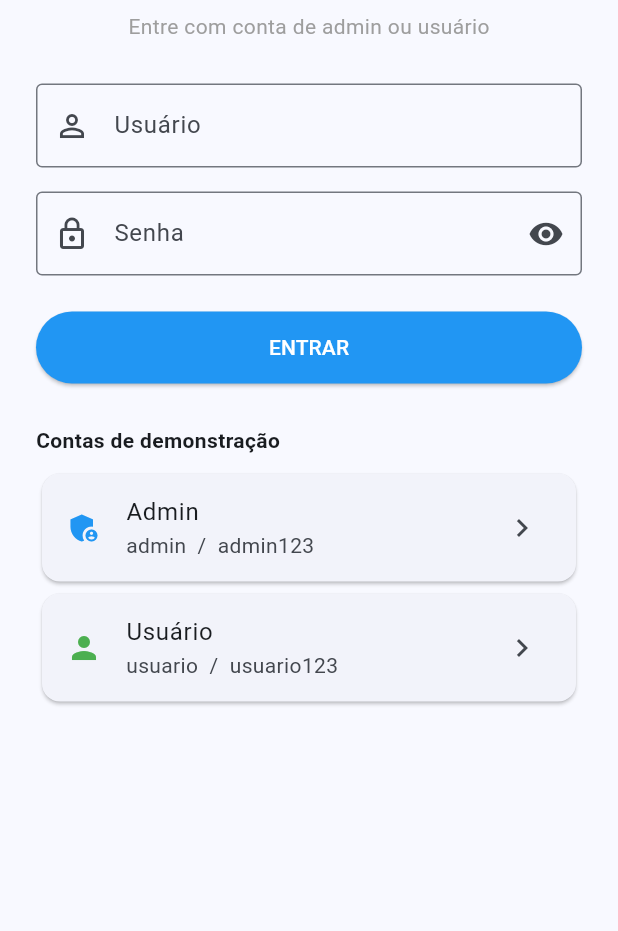
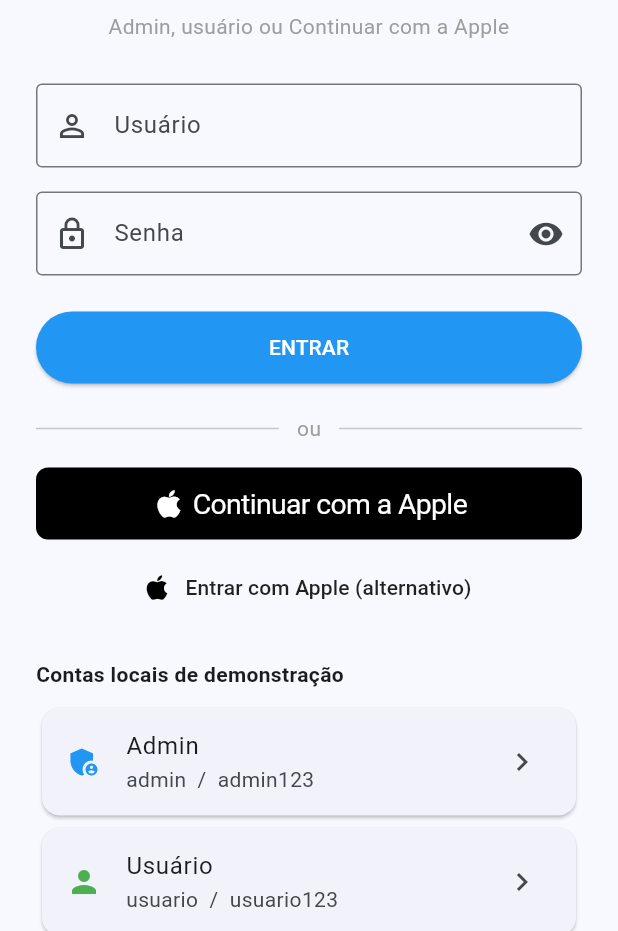
Before and after one commit to allancordoba2-crypto/painel-aplicativos, a Flutter app: the screen it shows after launch, on a phone screen of 412 x 824 dp, the part 305-1236 px from its top. Run offline on Flutter 3.47's test engine with Material 3 defaults, Android fonts, the phone set to English and light mode, and no system bars; drawn by our look-alikes of sign_in_with_apple.

Commit message:
feat(auth): adicionar login com Apple (Sign in with Apple)

```diff
--- a/painel_aplicativos/lib/auth_service.dart
+++ b/painel_aplicativos/lib/auth_service.dart
@@ -1,37 +1,108 @@
-/// Serviço de autenticação em memória (simula tabela de usuários).
+import 'package:flutter/foundation.dart';
+import 'package:sign_in_with_apple/sign_in_with_apple.dart';
+
+/// Serviço de autenticação em memória (usuário/senha + Apple).
 class AuthService {
-  /// Tabela de usuários: login, senha e papel (admin | usuario).
   static final List<Map<String, String>> tabelaUsuarios = [
     {
       'usuario': 'admin',
       'senha': 'admin123',
       'nome': 'Administrador',
       'papel': 'admin',
+      'provedor': 'local',
     },
     {
       'usuario': 'usuario',
       'senha': 'usuario123',
       'nome': 'Usuário Padrão',
       'papel': 'usuario',
+      'provedor': 'local',
     },
   ];
 
-  /// Sessão atual (após login bem-sucedido).
   static Map<String, String>? sessaoAtual;
 
-  /// Tenta autenticar. Retorna o usuário se ok, senão null.
   Map<String, String>? login(String usuario, String senha) {
     final u = usuario.trim();
     final s = senha;
     for (final row in tabelaUsuarios) {
       if (row['usuario'] == u && row['senha'] == s) {
         sessaoAtual = Map<String, String>.from(row);
-        // Não expõe a senha na sessão
         sessaoAtual!.remove('senha');
         return sessaoAtual;
       }
     }
     return null;
+  }
+
+  /// Login com Apple (Sign in with Apple).
+  Future<Map<String, String>?> loginComApple({bool permitirDemo = true}) async {
+    try {
+      final disponivel = await SignInWithApple.isAvailable();
+      if (!disponivel) {
+        if (permitirDemo) {
+          return _criarSessaoAppleDemo(
+            motivo: 'Sign in with Apple indisponível neste dispositivo',
+          );
+        }
+        return null;
+      }
+
+      final credential = await SignInWithApple.getAppleIDCredential(
+        scopes: [
+          AppleIDAuthorizationScopes.email,
+          AppleIDAuthorizationScopes.fullName,
+        ],
+      );
+
+      final userId = credential.userIdentifier ?? 'apple_user';
+      final email = credential.email ?? '';
+      final given = credential.givenName ?? '';
+      final family = credential.familyName ?? '';
+      final nomeCompleto = [given, family].where((p) => p.isNotEmpty).join(' ');
+
+      final papel =
+          (email.toLowerCase() == 'admin@local.dev') ? 'admin' : 'usuario';
+
+      sessaoAtual = {
+        'usuario': email.isNotEmpty ? email : 'apple_$userId',
+        'nome': nomeCompleto.isNotEmpty
+            ? nomeCompleto
+            : (email.isNotEmpty ? email : 'Usuário Apple'),
+        'papel': papel,
+        'provedor': 'apple',
+        'appleUserId': userId,
+        if (email.isNotEmpty) 'email': email,
+      };
+      return sessaoAtual;
+    } on SignInWithAppleAuthorizationException catch (e) {
+      if (e.code == AuthorizationErrorCode.canceled) {
+        return null;
+      }
+      if (permitirDemo) {
+        debugPrint('Apple auth falhou (${e.code}): ${e.message}');
+        return _criarSessaoAppleDemo(motivo: e.message);
+      }
+      rethrow;
+    } catch (e) {
+      if (permitirDemo) {
+        debugPrint('Apple auth erro: $e');
+        return _criarSessaoAppleDemo(motivo: e.toString());
+      }
+      rethrow;
+    }
+  }
+
+  Map<String, String> _criarSessaoAppleDemo({String? motivo}) {
+    sessaoAtual = {
+      'usuario': 'apple_demo',
+      'nome': 'Usuário Apple (Demo)',
+      'papel': 'usuario',
+      'provedor': 'apple_demo',
+      'appleUserId': 'demo-apple-id',
+      if (motivo != null) 'nota': motivo,
+    };
+    return sessaoAtual!;
   }
 
   void logout() {
@@ -42,10 +113,18 @@
 
   bool get isAdmin => sessaoAtual?['papel'] == 'admin';
 
-  bool get isUsuario => sessaoAtual?['papel'] == 'usuario';
+  bool get isUsuario =>
+      sessaoAtual?['papel'] == 'usuario' ||
+      sessaoAtual?['provedor']?.startsWith('apple') == true;
+
+  bool get isApple =>
+      sessaoAtual?['provedor'] == 'apple' ||
+      sessaoAtual?['provedor'] == 'apple_demo';
 
   String get nomeExibicao =>
       sessaoAtual?['nome'] ?? sessaoAtual?['usuario'] ?? 'Convidado';
 
   String get papel => sessaoAtual?['papel'] ?? '';
+
+  String get provedor => sessaoAtual?['provedor'] ?? 'local';
 }
--- a/painel_aplicativos/lib/screens/home_screen.dart
+++ b/painel_aplicativos/lib/screens/home_screen.dart
@@ -3,7 +3,6 @@
 import '../app_service.dart';
 import '../auth_service.dart';
 
-/// Listagem dinâmica dos aplicativos (dados vindos do AppService).
 class HomeScreen extends StatefulWidget {
   const HomeScreen({super.key});
 
@@ -55,7 +54,9 @@
             padding: const EdgeInsets.symmetric(horizontal: 8),
             child: Center(
               child: Text(
-                '${auth.nomeExibicao} (${auth.papel})',
+                auth.isApple
+                    ? '${auth.nomeExibicao} · Apple'
+                    : '${auth.nomeExibicao} (${auth.papel})',
                 style: const TextStyle(fontSize: 13),
               ),
             ),
--- a/painel_aplicativos/lib/screens/login_screen.dart
+++ b/painel_aplicativos/lib/screens/login_screen.dart
@@ -1,8 +1,9 @@
 import 'package:flutter/material.dart';
+import 'package:sign_in_with_apple/sign_in_with_apple.dart';
 
 import '../auth_service.dart';
 
-/// Tela de login — admin e usuário.
+/// Tela de login — admin, usuário e Apple.
 class LoginScreen extends StatefulWidget {
   const LoginScreen({super.key});
 
@@ -16,6 +17,7 @@
   final auth = AuthService();
   String? erro;
   bool _mostrarSenha = false;
+  bool _carregandoApple = false;
 
   @override
   void dispose() {
@@ -41,6 +43,45 @@
 
     setState(() => erro = null);
     Navigator.pushReplacementNamed(context, '/home');
+  }
+
+  Future<void> _entrarComApple() async {
+    setState(() {
+      _carregandoApple = true;
+      erro = null;
+    });
+
+    try {
+      final sessao = await auth.loginComApple(permitirDemo: true);
+      if (!mounted) return;
+
+      if (sessao == null) {
+        setState(() {
+          erro = 'Login Apple cancelado.';
+          _carregandoApple = false;
+        });
+        return;
+      }
+
+      if (sessao['provedor'] == 'apple_demo' && mounted) {
+        ScaffoldMessenger.of(context).showSnackBar(
+          const SnackBar(
+            content: Text(
+              'Apple demo: configure Sign in with Apple no Xcode para o login real.',
+            ),
+            duration: Duration(seconds: 4),
+          ),
+        );
+      }
+
+      Navigator.pushReplacementNamed(context, '/home');
+    } catch (e) {
+      if (!mounted) return;
+      setState(() {
+        erro = 'Falha no login Apple: $e';
+        _carregandoApple = false;
+      });
+    }
   }
 
   void _preencherDemo(String usuario, String senha) {
@@ -73,8 +114,9 @@
             ),
             const SizedBox(height: 8),
             const Text(
-              'Entre com conta de admin ou usuário',
+              'Admin, usuário ou Continuar com a Apple',
               style: TextStyle(color: Colors.grey),
+              textAlign: TextAlign.center,
             ),
             const SizedBox(height: 28),
             TextField(
@@ -107,13 +149,17 @@
             ),
             if (erro != null) ...[
               const SizedBox(height: 12),
-              Text(erro!, style: const TextStyle(color: Colors.red)),
+              Text(
+                erro!,
+                style: const TextStyle(color: Colors.red),
+                textAlign: TextAlign.center,
+              ),
             ],
             const SizedBox(height: 24),
             SizedBox(
               width: double.infinity,
               child: ElevatedButton(
-                onPressed: _entrar,
+                onPressed: _carregandoApple ? null : _entrar,
                 style: ElevatedButton.styleFrom(
                   backgroundColor: Colors.blue,
                   foregroundColor: Colors.white,
@@ -122,18 +168,58 @@
                 child: const Text('ENTRAR'),
               ),
             ),
-            const SizedBox(height: 28),
+            const SizedBox(height: 20),
+            const Row(
+              children: [
+                Expanded(child: Divider()),
+                Padding(
+                  padding: EdgeInsets.symmetric(horizontal: 12),
+                  child: Text('ou', style: TextStyle(color: Colors.grey)),
+                ),
+                Expanded(child: Divider()),
+              ],
+            ),
+            const SizedBox(height: 16),
+            if (_carregandoApple)
+              const Padding(
+                padding: EdgeInsets.all(12),
+                child: CircularProgressIndicator(),
+              )
+            else
+              SizedBox(
+                width: double.infinity,
+                height: 48,
+                child: SignInWithAppleButton(
+                  onPressed: _entrarComApple,
+                  text: 'Continuar com a Apple',
+                  style: SignInWithAppleButtonStyle.black,
+                  borderRadius: const BorderRadius.all(Radius.circular(8)),
+                ),
+              ),
+            const SizedBox(height: 8),
+            TextButton.icon(
+              onPressed: _carregandoApple ? null : _entrarComApple,
+              icon: const Icon(Icons.apple, size: 22, color: Colors.black),
+              label: const Text(
+                'Entrar com Apple (alternativo)',
+                style: TextStyle(color: Colors.black87),
+              ),
+            ),
+            const SizedBox(height: 24),
             const Align(
               alignment: Alignment.centerLeft,
               child: Text(
-                'Contas de demonstração',
+                'Contas locais de demonstração',
                 style: TextStyle(fontWeight: FontWeight.bold),
               ),
             ),
             const SizedBox(height: 8),
             Card(
               child: ListTile(
-                leading: const Icon(Icons.admin_panel_settings, color: Colors.blue),
+                leading: const Icon(
+                  Icons.admin_panel_settings,
+                  color: Colors.blue,
+                ),
                 title: const Text('Admin'),
                 subtitle: const Text('admin  /  admin123'),
                 trailing: const Icon(Icons.chevron_right),
--- a/painel_aplicativos/pubspec.yaml
+++ b/painel_aplicativos/pubspec.yaml
@@ -10,6 +10,7 @@
   flutter:
     sdk: flutter
   cupertino_icons: ^1.0.6
+  sign_in_with_apple: ^6.1.4
 
 dev_dependencies:
   flutter_test:
```
Also changed, not shown: 3 other files.
